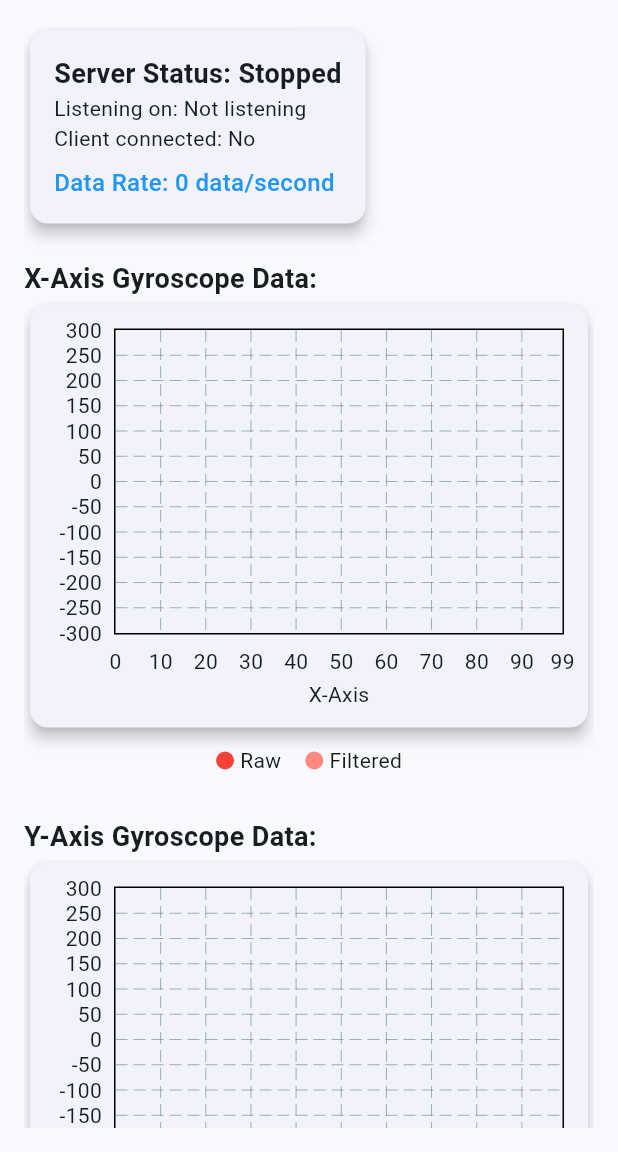
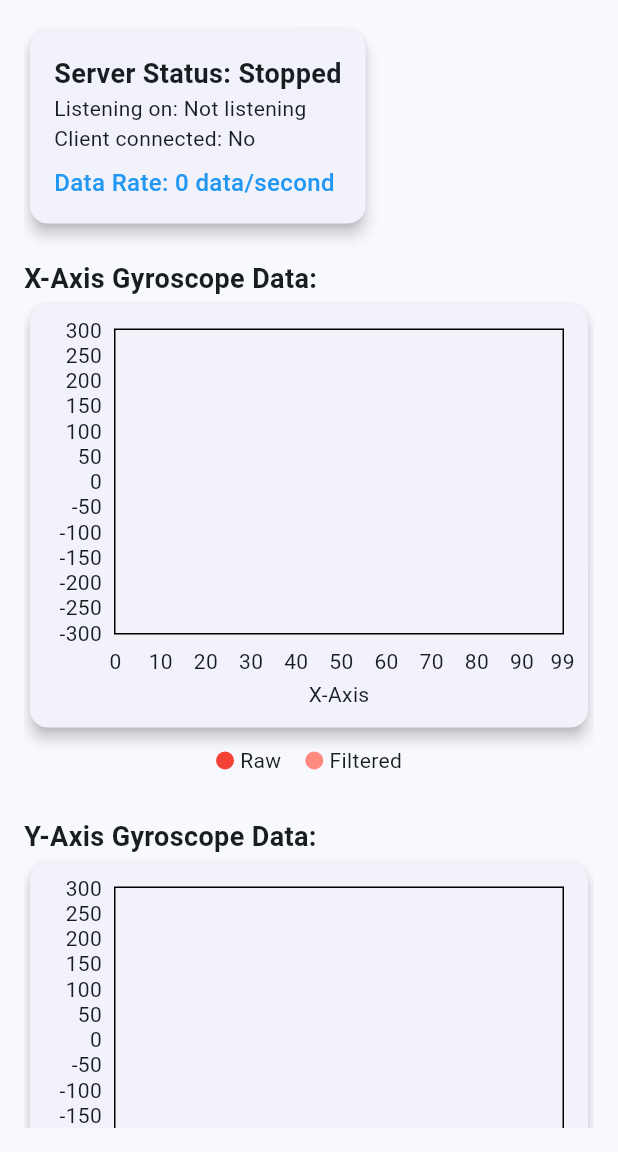
Before and after one commit to Muhamadridhoalisya/simulasi_flutter_gyroskop_with_filter, a Flutter app: the screen it shows after launch, on a phone screen of 412 x 824 dp, the part 84-1236 px from its top. Run offline on Flutter 3.47's test engine with Material 3 defaults, Android fonts, the phone set to English and light mode, and no system bars; drawn by our look-alikes of fl_chart.

Commit message:
v1.2.1 perbaikan minor pada tampilan

```diff
--- a/lib/homepage.dart
+++ b/lib/homepage.dart
@@ -293,12 +293,12 @@ class _MyHomePageState extends State<MyHomePage> {
 
   LineChartData _buildLineChartData(int axisIndex, String title) {
     // Warna untuk setiap axis (raw dan filtered)
-    final List<Color> rawColors = [Colors.red, Colors.green, Colors.blue];
-    final List<Color> filteredColors = [Colors.redAccent.shade100, Colors.green.shade200, Colors.blue.shade200];
+    final List<Color> rawColors = [Colors.red, Colors.purple, Colors.blue];
+    final List<Color> filteredColors = [Colors.blue, Colors.green, Colors.orange];
 
     return LineChartData(
       gridData: const FlGridData(
-        show: true,
+        show: false,
         horizontalInterval: 50, // Interval 50 sesuai permintaan
       ),
       titlesData: FlTitlesData(
@@ -344,6 +344,7 @@ class _MyHomePageState extends State<MyHomePage> {
           color: filteredColors[axisIndex],
           barWidth: 2,
           dotData: const FlDotData(show: false),
+          dashArray: [8,8],
         ),
       ],
     );
```
